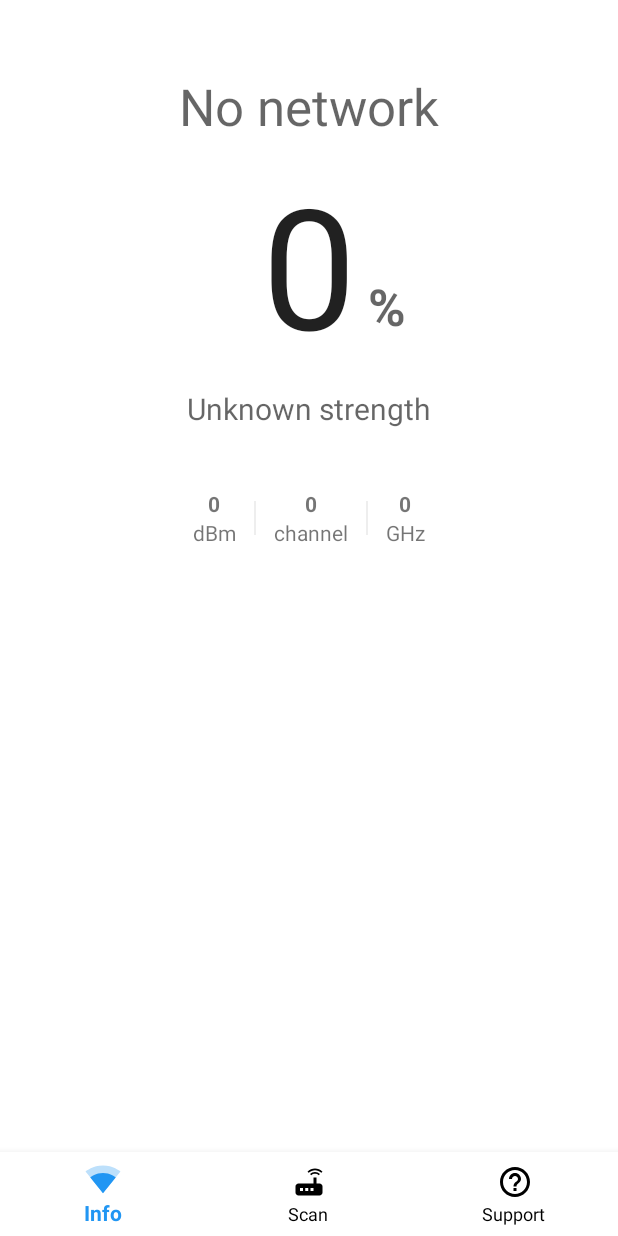
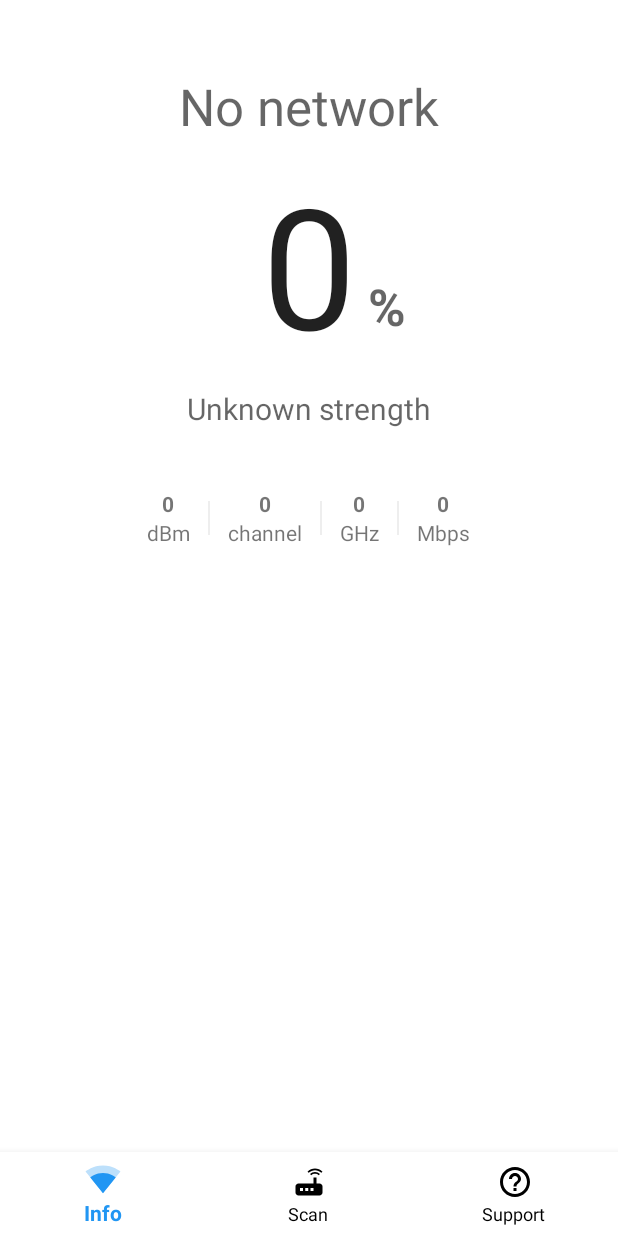
Before and after one commit to kylecorry31/KKAT-WiFi, an Android app: the screen it shows after launch (MainActivity), on a phone screen of 412 x 824 dp. Run offline under Robolectric (Android 15) with nearby library versions, the phone set to English and light mode, and no system bars.

Commit message:
Add link speed display

```diff
--- a/app/src/main/java/com/teamwifi/kkatwifibeta/ui/InfoFragment.kt
+++ b/app/src/main/java/com/teamwifi/kkatwifibeta/ui/InfoFragment.kt
@@ -69,6 +69,7 @@ class InfoFragment: Fragment() {
         freq.text = (currentNetwork.frequency / 100 / 10.0).toString()
         channel.text = currentNetwork.channel.toString()
         desc.text =  WiFiNetwork.describeRSSIQuality(currentNetwork.rssi)
+        link.text = currentNetwork.linkSpeed.toString()
         val color: Int
         color = if (signalStrength >= 75)
             Color.rgb(245 - (signalStrength - 75) * 9, (241 + (signalStrength - 75) * 0.16).toInt(), 12)
--- a/app/src/main/res/layout/info_fragment.xml
+++ b/app/src/main/res/layout/info_fragment.xml
@@ -137,6 +137,7 @@
                 android:layout_height="match_parent"
                 android:orientation="vertical"
                 android:layout_marginLeft="4dp"
+                android:layout_marginRight="4dp"
                 android:padding="8dp">
 
                 <TextView
@@ -154,6 +155,30 @@
                     android:gravity="center"
                     android:text="@string/info_freq_units" />
             </LinearLayout>
+
+            <LinearLayout
+                android:layout_width="wrap_content"
+                android:layout_height="match_parent"
+                android:orientation="vertical"
+                android:layout_marginLeft="4dp"
+                android:padding="8dp">
+
+                <TextView
+                    android:id="@+id/link"
+                    android:layout_width="match_parent"
+                    android:layout_height="wrap_content"
+                    android:gravity="center"
+                    android:text="@string/info_link_empty_state"
+                    android:textStyle="bold" />
+
+                <TextView
+                    android:id="@+id/linkUnits"
+                    android:layout_width="match_parent"
+                    android:layout_height="wrap_content"
+                    android:gravity="center"
+                    android:text="@string/info_link_units" />
+            </LinearLayout>
+
         </LinearLayout>
 
     <FrameLayout
--- a/app/src/main/res/values/strings.xml
+++ b/app/src/main/res/values/strings.xml
@@ -44,5 +44,7 @@
     <!--Recommendations-->
     <string name="recommendation_move_router_closer">You should move your router closer to this room</string>
     <string name="recommendation_avoid_obstructions">Ensure there are no metal objects surrounding your router</string>
+    <string name="info_link_units">Mbps</string>
+    <string name="info_link_empty_state">0</string>
 
 </resources>
```
